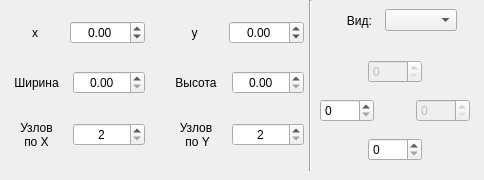
This is resources/ui/new_triangle.ui in SPC-project/Regular-Divider as Qt 5 draws it before an edit. The edited form follows.
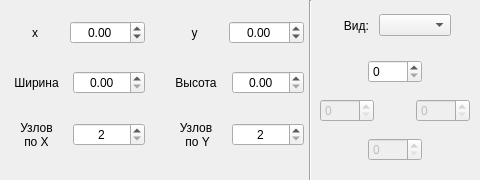
This is the edited form.

Commit message: [GUI] checkbox for generating air of same thickness

Patch:
```diff
--- a/resources/ui/new_triangle.ui
+++ b/resources/ui/new_triangle.ui
@@ -6,7 +6,7 @@
    <rect>
     <x>0</x>
     <y>0</y>
-    <width>484</width>
+    <width>480</width>
     <height>180</height>
    </rect>
   </property>
@@ -199,9 +199,9 @@
    <property name="geometry">
     <rect>
      <x>340</x>
-     <y>0</y>
-     <width>117</width>
-     <height>41</height>
+     <y>10</y>
+     <width>111</width>
+     <height>31</height>
     </rect>
    </property>
    <layout class="QHBoxLayout" name="horizontalLayout">
@@ -230,7 +230,7 @@
      <x>300</x>
      <y>0</y>
      <width>20</width>
-     <height>171</height>
+     <height>181</height>
     </rect>
    </property>
    <property name="orientation">
@@ -265,7 +265,7 @@
       <item>
        <widget class="QSpinBox" name="air_top">
         <property name="enabled">
-         <bool>false</bool>
+         <bool>true</bool>
         </property>
         <property name="toolTip">
          <string>&lt;html&gt;&lt;head/&gt;&lt;body&gt;&lt;p&gt;Ширина воздушного слоя сверху, в узлах&lt;/p&gt;&lt;/body&gt;&lt;/html&gt;</string>
@@ -298,7 +298,7 @@
       <item>
        <widget class="QSpinBox" name="air_left">
         <property name="enabled">
-         <bool>true</bool>
+         <bool>false</bool>
         </property>
         <property name="toolTip">
          <string>&lt;html&gt;&lt;head/&gt;&lt;body&gt;&lt;p&gt;Ширина воздушного слоя слева, в узлах&lt;/p&gt;&lt;/body&gt;&lt;/html&gt;</string>
@@ -354,7 +354,7 @@
       <item>
        <widget class="QSpinBox" name="air_bottom">
         <property name="enabled">
-         <bool>true</bool>
+         <bool>false</bool>
         </property>
         <property name="toolTip">
          <string>&lt;html&gt;&lt;head/&gt;&lt;body&gt;&lt;p&gt;Ширина воздушного слоя снизу, в узлах&lt;/p&gt;&lt;/body&gt;&lt;/html&gt;</string>
```
The commit also changes 4 other files.
